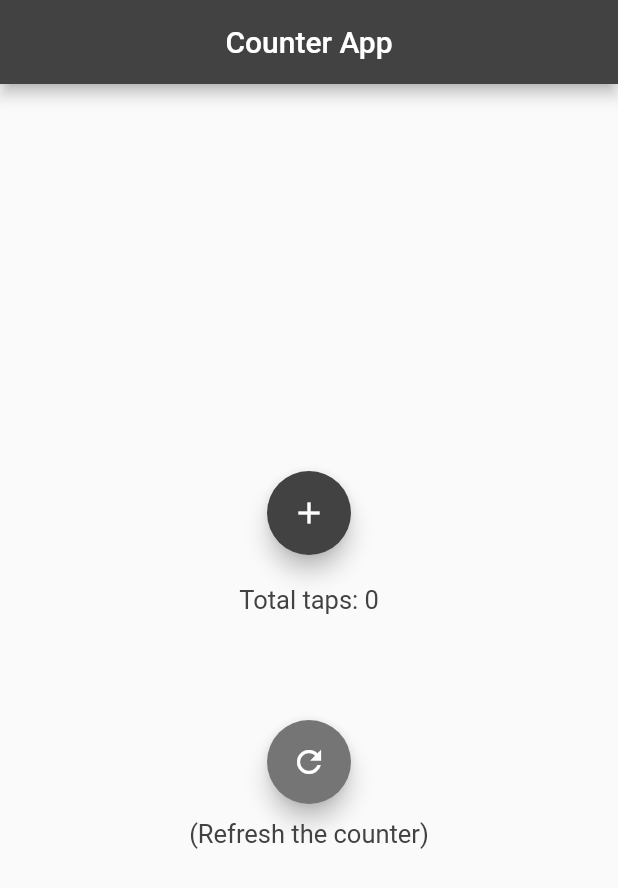
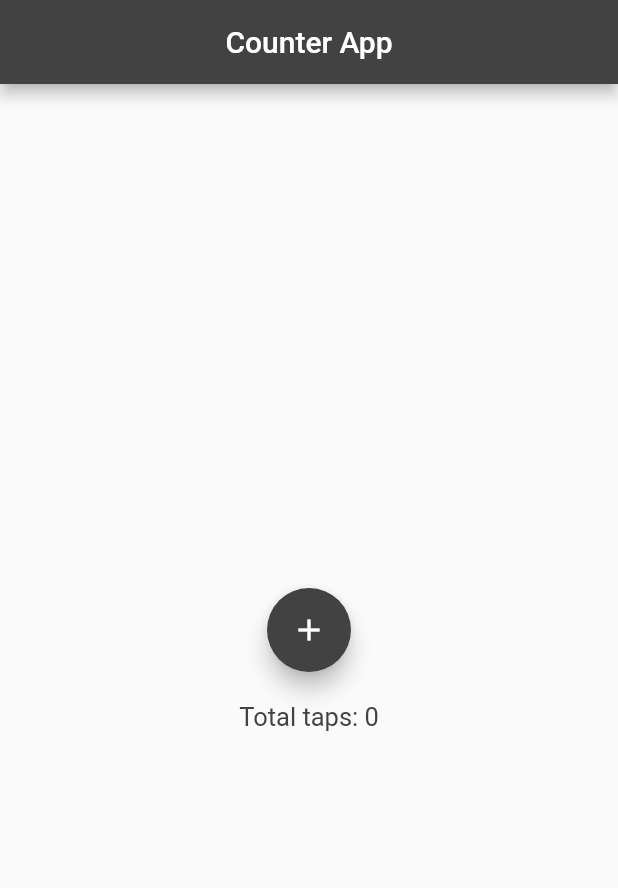
Before and after one commit to arukurmi/Counter-App, a Flutter app: the screen it shows after launch, on a phone screen of 412 x 824 dp. Shown: the top 888 px of the screen. Run offline on Flutter 3.47's test engine with Material 2 defaults, Android fonts, the phone set to English and light mode, and no system bars.

```diff
--- a/lib/ui/home.dart
+++ b/lib/ui/home.dart
@@ -51,19 +51,19 @@ class HomeScreenState extends State<Home>{
                     fontSize: 17,
                   )
               ),
-              SizedBox(height: 70,),
-              new FloatingActionButton(
-                onPressed: _refreshCounter,
-                backgroundColor: Colors.grey[600],
-                child: new Icon(Icons.refresh),
-              ),
-              SizedBox(height: 10,),
-              new Text("(Refresh the counter)",
-                  style: new TextStyle(
-                    color: _counter%2==0 ? Colors.grey[800] : Colors.grey[700],
-                    fontSize: 17,
-                  )
-              ),
+              // SizedBox(height: 70,),
+              // new FloatingActionButton(
+              //   onPressed: _refreshCounter,
+              //   backgroundColor: Colors.grey[600],
+              //   child: new Icon(Icons.refresh),
+              // ),
+              // SizedBox(height: 10,),
+              // new Text("(Refresh the counter)",
+              //     style: new TextStyle(
+              //       color: _counter%2==0 ? Colors.grey[800] : Colors.grey[700],
+              //       fontSize: 17,
+              //     )
+              // ),
 
 
             ]
```
